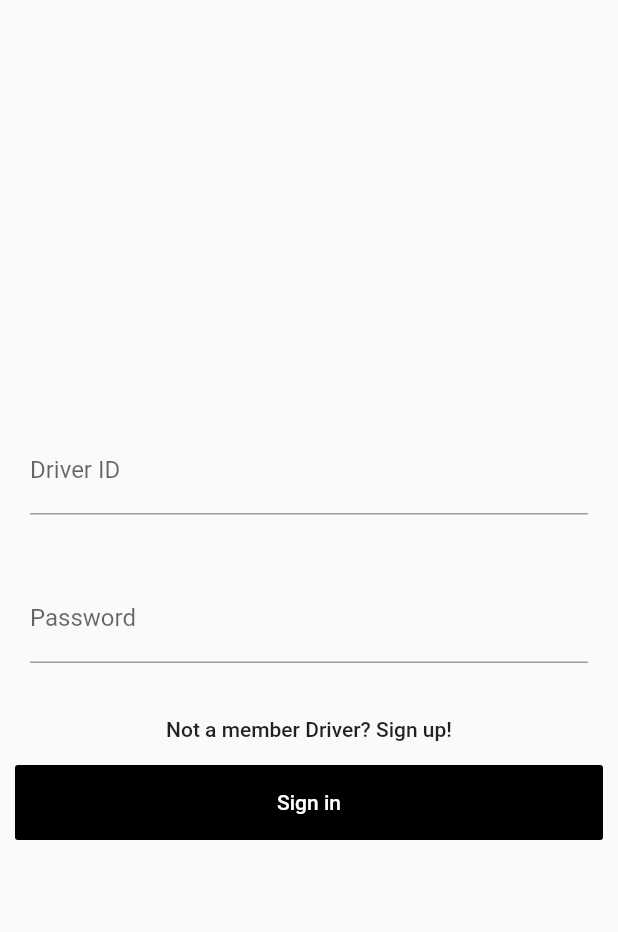
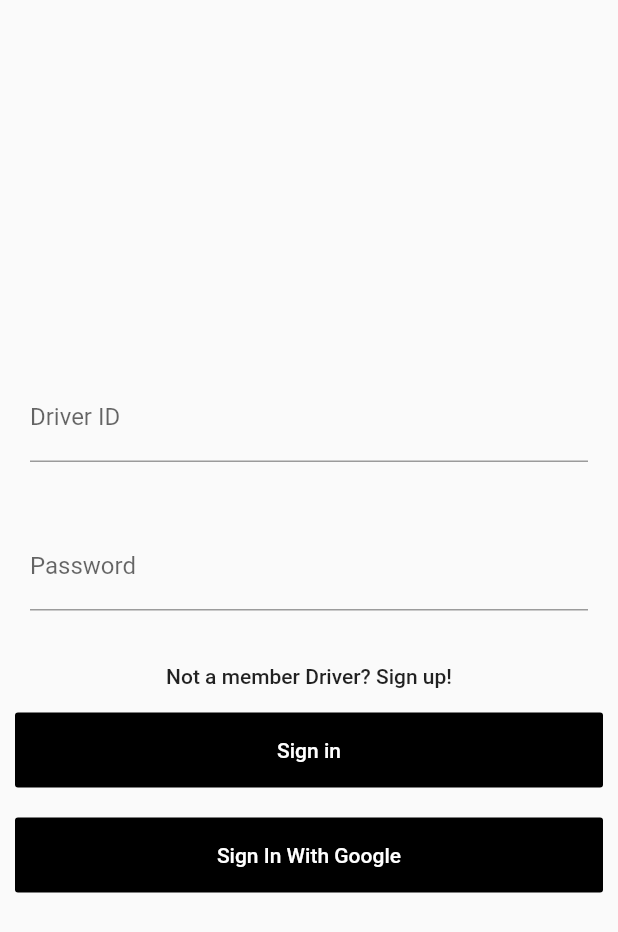
Before and after one commit to aryang117/FreitR, a Flutter app: the screen it shows after launch, after a tap on "I'm a Driver", on a phone screen of 412 x 824 dp. Shown: the top 932 px of the screen. Run offline on Flutter 3.47's test engine with Material 2 defaults, Android fonts, the phone set to English and light mode, and no system bars; our stand-ins replace flutter_datetime_picker, google_sign_in; network calls fail.

Commit message:
Added Google Sign In

```diff
--- a/lib/Driver/DriverLogin.dart
+++ b/lib/Driver/DriverLogin.dart
@@ -1,4 +1,8 @@
 import 'package:flutter/material.dart';
+
+import 'package:google_sign_in/google_sign_in.dart';
+
+GoogleSignIn _googleSignIn = new GoogleSignIn();
 
 class DriverSignIn extends StatelessWidget {
   @override
@@ -48,9 +52,34 @@ class DriverSignIn extends StatelessWidget {
                 ),
               ),
             ),
+            Container(
+              padding: new EdgeInsets.only(top: 20),
+              alignment: Alignment.bottomCenter,
+              child: MaterialButton(
+                minWidth: MediaQuery.of(context).size.width - 20,
+                height: 50,
+                elevation: 0,
+                color: Colors.black,
+                onPressed: () {
+                  _handleSignIn();
+                },
+                child: Text(
+                  'Sign In With Google',
+                  style: TextStyle(color: Colors.white),
+                ),
+              ),
+            ),
           ],
         ),
       ),
     );
   }
 }
+
+Future<void> _handleSignIn() async {
+  try {
+    await _googleSignIn.signIn();
+  } catch (error) {
+    print(error);
+  }
+}
--- a/pubspec.yaml
+++ b/pubspec.yaml
@@ -20,6 +20,7 @@ dependencies:
   flutter:
     sdk: flutter
   flutter_datetime_picker: ^1.3.4
+  google_sign_in: ^4.1.4
 
 
   # The following adds the Cupertino Icons font to your application.
```
Also changed, not shown: lib/Client/ClientLogin.dart (+29 -0 lines).
